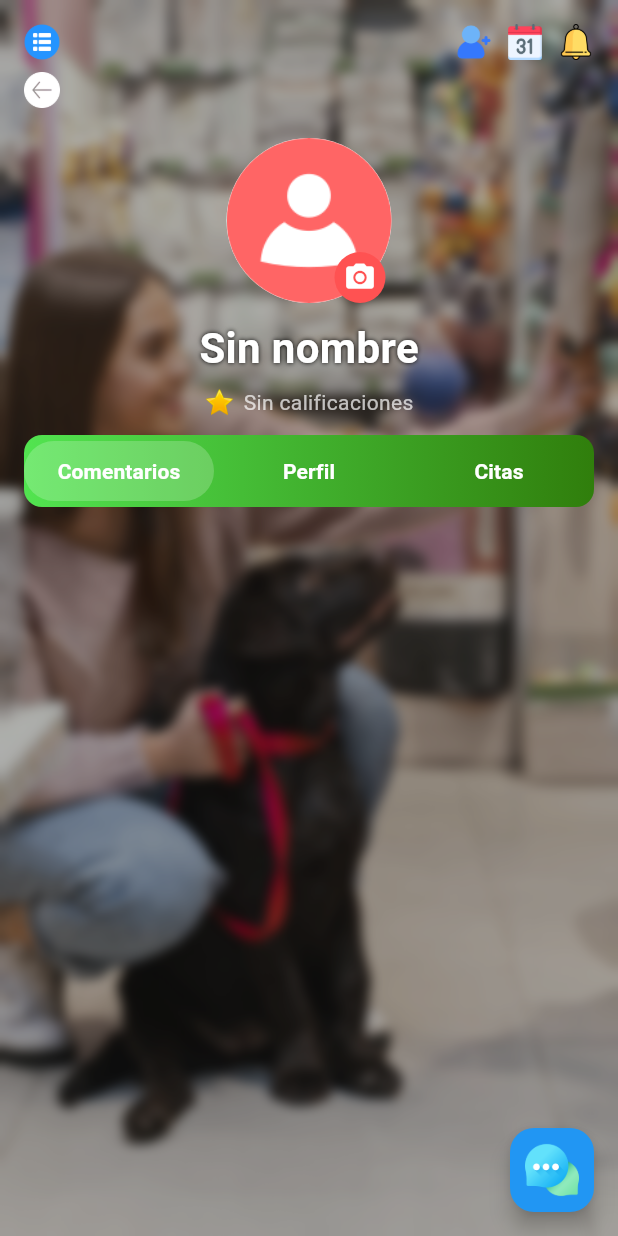
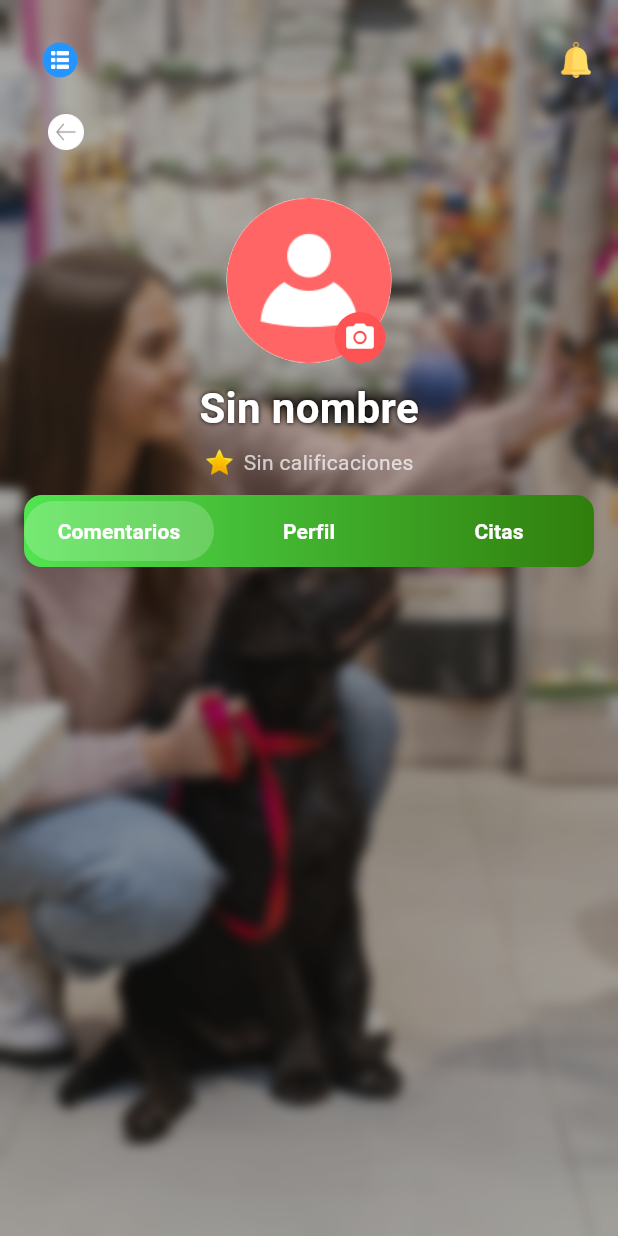
Before and after one commit to angelarome/App_Huellitas, a Flutter app: the PerfilVeterinariaScreen screen opened directly with empty values, after a tap on "Comentarios", on a phone screen of 412 x 824 dp. Run offline on Flutter 3.47's test engine with Material 3 defaults, Android fonts, the phone set to English and light mode, and no system bars; our stand-ins replace cloud_firestore, dropdown_button2, file_picker, firebase_core, firebase_messaging, flutter_map and 4 more; accounts and stored records are empty; network calls fail; project files that could hold a hidden picture were left out.

Commit message:
version organizada y completa

```diff
--- a/lib/screens/veterinaria2.dart
+++ b/lib/screens/veterinaria2.dart
@@ -10,6 +10,7 @@ import 'package:http/http.dart' as http;
 import 'package:intl/intl.dart';
 import 'editarVeterinaria.dart';
 import 'calendarioveterinaria.dart';
+import 'barralateralveterinaria.dart';
 
 class PerfilVeterinariaScreen extends StatefulWidget {
   final int id_veterinaria;
@@ -49,6 +50,13 @@ class _PerfilVeterinariaScreenState extends State<PerfilVeterinariaScreen> {
   void initState() {
     super.initState();
     _obtenerVeterinaria();
+  }
+
+  bool _menuAbierto = false;
+  void _toggleMenu() {
+    setState(() {
+      _menuAbierto = !_menuAbierto;
+    });
   }
 
 
@@ -584,11 +592,6 @@ class _PerfilVeterinariaScreenState extends State<PerfilVeterinariaScreen> {
   @override
   Widget build(BuildContext context) {
     return Scaffold(
-      floatingActionButton: FloatingActionButton(
-        backgroundColor: Colors.blue,
-        onPressed: () {},
-        child: Image.asset('assets/inteligent.png', width: 36, height: 36),
-      ),
       body: Stack(
         children: [
           Container(
@@ -608,7 +611,7 @@ class _PerfilVeterinariaScreenState extends State<PerfilVeterinariaScreen> {
               padding: const EdgeInsets.all(16),
               child: Column(
                 children: [
-                  _menuSuperior(),
+                  _barraSuperiorConAtras(context),
                   const SizedBox(height: 20),
                   _fotoYNombre(),
                   const SizedBox(height: 12),
@@ -654,6 +657,8 @@ class _PerfilVeterinariaScreenState extends State<PerfilVeterinariaScreen> {
               ),
             ),
           ),
+          if (_menuAbierto)
+            MenuLateralAnimado(onCerrar: _toggleMenu, id: widget.id_veterinaria, nombreVeterinaria: _veterinaria[0]["nombre_veterinaria"],),
         ],
       ),
     );
@@ -676,46 +681,6 @@ class _PerfilVeterinariaScreenState extends State<PerfilVeterinariaScreen> {
     }
   }
   // ═══════════════════════════════════════════
-  // MENÚ SUPERIOR
-  Widget _menuSuperior() {
-    return Row(
-      mainAxisAlignment: MainAxisAlignment.spaceBetween,
-      crossAxisAlignment: CrossAxisAlignment.start,
-      children: [
-        Column(
-          children: [
-            GestureDetector(
-              onTap: () {},
-              child: SizedBox(width: 24, height: 24, child: Image.asset('assets/Menu.png')),
-            ),
-            const SizedBox(height: 8),
-            GestureDetector(
-              onTap: () => Navigator.pop(context),
-              child: SizedBox(width: 24, height: 24, child: Image.asset('assets/devolver5.png')),
-            ),
-          ],
-        ),
-        Row(
-          children: [
-            GestureDetector(
-              onTap: () {},
-              child: SizedBox(width: 24, height: 24, child: Image.asset('assets/Perfil.png')),
-            ),
-            const SizedBox(width: 10),
-            GestureDetector(
-              onTap: () {},
-              child: SizedBox(width: 24, height: 24, child: Image.asset('assets/Calendr.png')),
-            ),
-            const SizedBox(width: 10),
-            GestureDetector(
-              onTap: () {},
-              child: SizedBox(width: 24, height: 24, child: Image.asset('assets/Campana3.png')),
-            ),
-          ],
-        ),
-      ],
-    );
-  }
 
   // ═══════════════════════════════════════════
   // FOTO Y NOMBRE
@@ -1486,7 +1451,60 @@ class _PerfilVeterinariaScreenState extends State<PerfilVeterinariaScreen> {
     },
   );
 }
-
+  Widget _barraSuperior(BuildContext context) {
+    return Row(
+      mainAxisAlignment: MainAxisAlignment.spaceBetween,
+      children: [
+        IconButton(
+          icon: SizedBox(
+            width: 24,
+            height: 24,
+            child: Image.asset('assets/Menu.png'),
+          ),
+          onPressed: _toggleMenu,
+        ),
+        Row(
+          children: [
+            const SizedBox(width: 10),
+            _iconoTop("assets/Campana.png", () {}),
+          ],
+        )
+
+
+      ],
+    );
+  }
+
+  Widget _iconoTop(String asset, VoidCallback onTap) {
+    return GestureDetector(
+      onTap: onTap,
+      child: SizedBox(width: 24, height: 24, child: Image.asset(asset)),
+    );
+  }
+
+  Widget _barraSuperiorConAtras(BuildContext context) {
+    return Column(
+    crossAxisAlignment: CrossAxisAlignment.start, // alinear a la izquierda
+    children: [
+      _barraSuperior(context), // tu barra original
+
+      // Tu botón de volver, justo debajo
+
+      Align(
+        alignment: Alignment.centerLeft,
+        child: Padding(
+          padding: const EdgeInsets.only(left: 4),
+          child: IconButton(
+            icon: Image.asset('assets/devolver5.png', width: 24, height: 24),
+            onPressed: () {
+              Navigator.pop(context);
+            },
+          ),
+        ),
+      ),
+    ],
+  );
+}
   // ═══════════════════════════════════════════
   Widget _campoFecha(BuildContext context) {
   return Column(
```
Also changed, not shown: lib/screens/barralateralveterinaria.dart (added, +194 -0 lines), lib/screens/editarVeterinaria.dart (+8 -0 lines).
